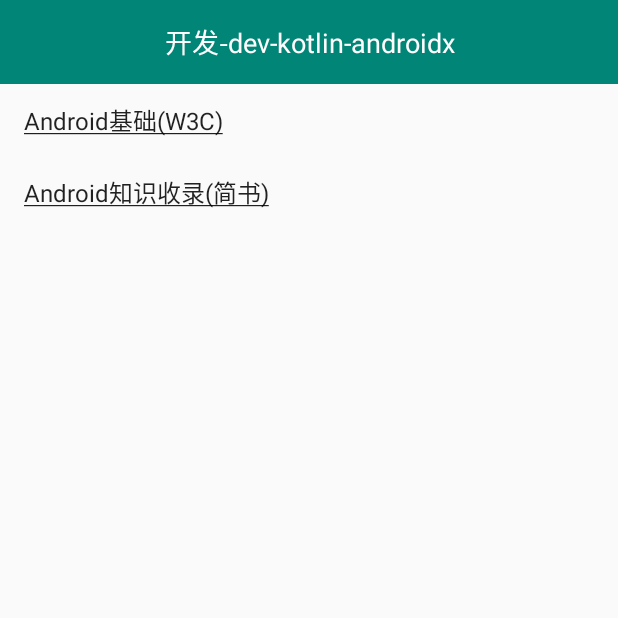
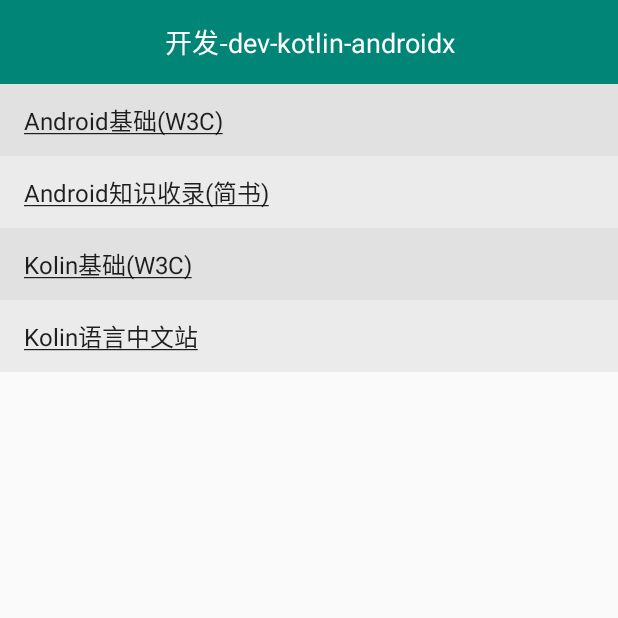
Before and after one commit to Leo0618/dev-kotlin-androidx, an Android app: the MainActivity screen opened directly, with no data from a screen before it, on a phone screen of 412 x 824 dp, the top half of it. Run offline under Robolectric (Android 15) with nearby library versions, the phone set to English and light mode, and no system bars.

Commit message:
modify item color

```diff
--- a/app/src/main/java/vip/okfood/ktx/ui/CommWebActivity.kt
+++ b/app/src/main/java/vip/okfood/ktx/ui/CommWebActivity.kt
@@ -56,8 +56,9 @@ class CommWebActivity: AppCompatActivity() {
         webSettings.databaseEnabled = (true)//设置可使用数据库
         webSettings.javaScriptEnabled = (true)//支持js脚本
         webSettings.useWideViewPort = (true)//将图片调整到适合webview的大小
-        webSettings.setSupportZoom(false)//支持缩放
-        webSettings.builtInZoomControls = (false)//支持缩放
+        webSettings.setSupportZoom(true)//支持缩放
+        webSettings.builtInZoomControls = (true)//支持缩放
+        webSettings.displayZoomControls = false //是否显示缩放工具栏
         webSettings.layoutAlgorithm = (WebSettings.LayoutAlgorithm.NORMAL)//支持内容从新布局
         webSettings.setSupportMultipleWindows(false)//多窗口
         webSettings.cacheMode = (WebSettings.LOAD_CACHE_ELSE_NETWORK)//关闭webview中缓存
--- a/app/src/main/java/vip/okfood/ktx/ui/MainActivity.kt
+++ b/app/src/main/java/vip/okfood/ktx/ui/MainActivity.kt
@@ -2,6 +2,7 @@ package vip.okfood.ktx.ui
 
 import android.content.Context
 import android.content.Intent
+import android.graphics.Color
 import android.graphics.Paint
 import android.os.Bundle
 import android.view.LayoutInflater
@@ -30,6 +31,8 @@ class MainActivity: AppCompatActivity() {
         textTitle.text = "开发-".plus(getString(vip.okfood.ktx.R.string.app_name))
         mDataList.add(ItemData("Android基础(W3C)", "http://www.runoob.com/w3cnote/android-tutorial-intro.html"))
         mDataList.add(ItemData("Android知识收录(简书)", "https://www.jianshu.com/c/3fde3b545a35"))
+        mDataList.add(ItemData("Kolin基础(W3C)", "https://www.runoob.com/kotlin/kotlin-tutorial.html"))
+        mDataList.add(ItemData("Kolin语言中文站", "https://www.kotlincn.net/docs/reference/basic-syntax.html"))
 
         listUI.adapter = MyAdapter(this, android.R.layout.simple_list_item_1, mDataList)
         listUI.setOnItemClickListener { _, _, position, _ ->
@@ -49,6 +52,14 @@ class MainActivity: AppCompatActivity() {
             } else {
                 view = convertView
             }
+
+            val colorBg: Int = if (position%2 == 0) {
+                Color.parseColor("#88CCCCCC")
+            } else {
+                Color.parseColor("#55CCCCCC")
+            }
+
+            view.setBackgroundColor(colorBg)
             val text: TextView = view.findViewById(android.R.id.text1)
             val titleContent = getItem(position)!!.title
             text.paint.flags = Paint.UNDERLINE_TEXT_FLAG
```
